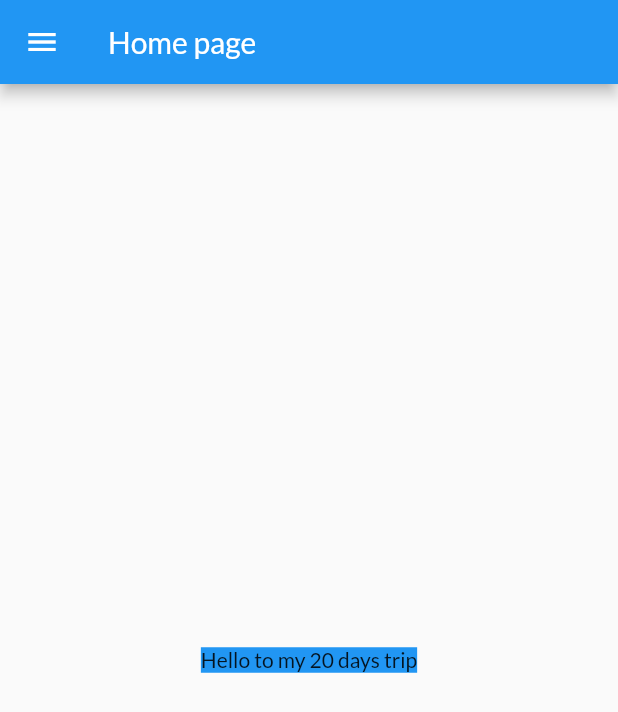
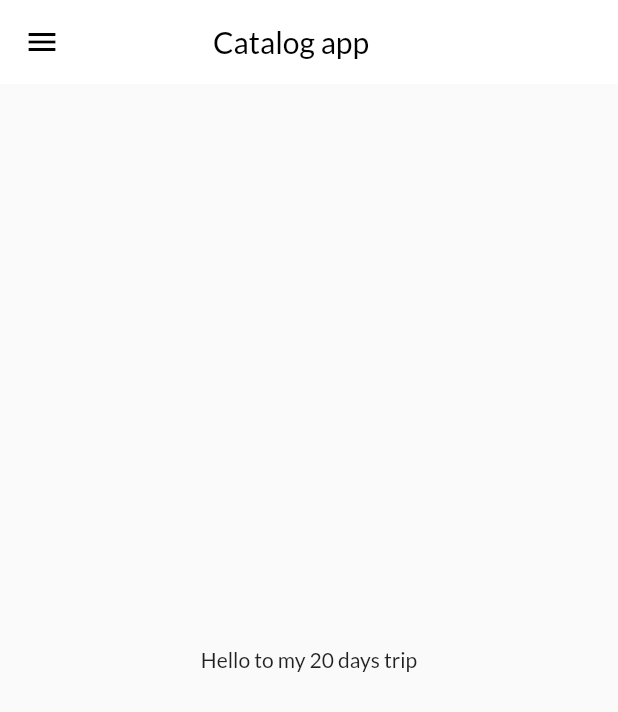
Before and after one commit to zainnnnn/Flutter_first_Application, a Flutter app: the screen it shows after launch, on a phone screen of 412 x 824 dp. Shown: the top 712 px of the screen. Run offline on Flutter 3.47's test engine with Material 2 defaults, Android fonts, the phone set to English and light mode, and no system bars; our stand-ins replace fluttertoast, google_fonts.

Commit message:
themes done

```diff
--- a/lib/main.dart
+++ b/lib/main.dart
@@ -1,11 +1,12 @@
 import 'package:flutter/material.dart';
-import 'package:flutter_application_1/home_page.dart';
-import 'package:flutter_application_1/login_page.dart';
-import 'package:flutter_application_1/signUp.dart';
+import 'package:flutter_application_1/utills/home_page.dart';
+import 'package:flutter_application_1/utills/login_page.dart';
+import 'package:flutter_application_1/utills/signUp.dart';
+import 'package:flutter_application_1/wigdets/themes.dart';
 import 'package:google_fonts/google_fonts.dart';
 
 void main(List<String> args) {
-  runApp(MyApp());
+  runApp(const MyApp());
 }
 
 class MyApp extends StatelessWidget {
@@ -16,10 +17,8 @@ class MyApp extends StatelessWidget {
     return MaterialApp(
       // home: HomePage(),
       themeMode: ThemeMode.light,
-      theme: ThemeData(
-          primarySwatch: Colors.blue,
-          fontFamily: GoogleFonts.lato().fontFamily),
-      darkTheme: ThemeData(brightness: Brightness.dark),
+      theme: MyTheme.lightTheme(context),
+      darkTheme: MyTheme.darkTheme(context),
       debugShowCheckedModeBanner: false,
       // initialRoute: "/home_page", //for main page
       routes: {
--- a/lib/home_page.dart
+++ b/lib/utills/home_page.dart
@@ -10,12 +10,17 @@ class HomePage extends StatelessWidget {
 
     return Scaffold(
       appBar: AppBar(
-        title: const Text("Home page"),
+        title: const Padding(
+          padding: EdgeInsets.only(left: 70.0),
+          child: Text(
+            "Catalog app",
+            style: TextStyle(color: Colors.black),
+          ),
+        ),
       ),
       body: Center(
         child: Container(
           child: Text("Hello to my $days days trip"),
-          decoration: const BoxDecoration(color: Colors.blue),
         ),
       ),
       drawer: const MyDrawer(),
--- a/lib/signUp.dart
+++ b/lib/utills/signUp.dart
@@ -2,7 +2,7 @@ import 'dart:io';
 
 import 'package:flutter/material.dart';
 import 'package:fluttertoast/fluttertoast.dart';
-import 'package:flutter_application_1/login_page.dart';
+import 'package:flutter_application_1/utills/login_page.dart';
 
 class SignUp extends StatelessWidget {
   const SignUp({Key? key}) : super(key: key);
--- /dev/null
+++ b/lib/wigdets/themes.dart
@@ -0,0 +1,18 @@
+import 'package:flutter/material.dart';
+import 'package:google_fonts/google_fonts.dart';
+
+class MyTheme {
+  static ThemeData lightTheme(BuildContext context) => ThemeData(
+      appBarTheme: const AppBarTheme(
+          elevation: 0.0,
+          color: Colors.white,
+          iconTheme: IconThemeData(
+            color: Colors.black,
+          ),
+          toolbarTextStyle: TextStyle(color: Colors.black)),
+      primarySwatch: Colors.blue,
+      fontFamily: GoogleFonts.lato().fontFamily);
+
+  static ThemeData darkTheme(BuildContext context) =>
+      ThemeData(brightness: Brightness.dark);
+}
```
Also changed, not shown: lib/utills/login_page.dart (renamed from lib/login_page.dart), lib/utills/routes.dart (added).
